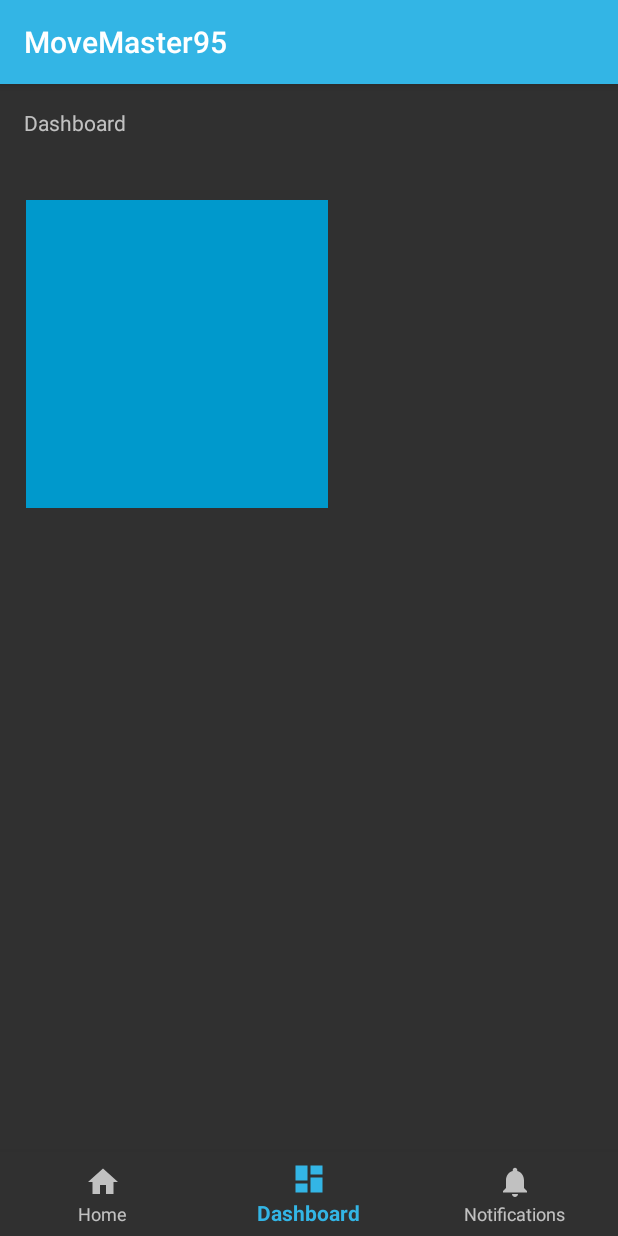
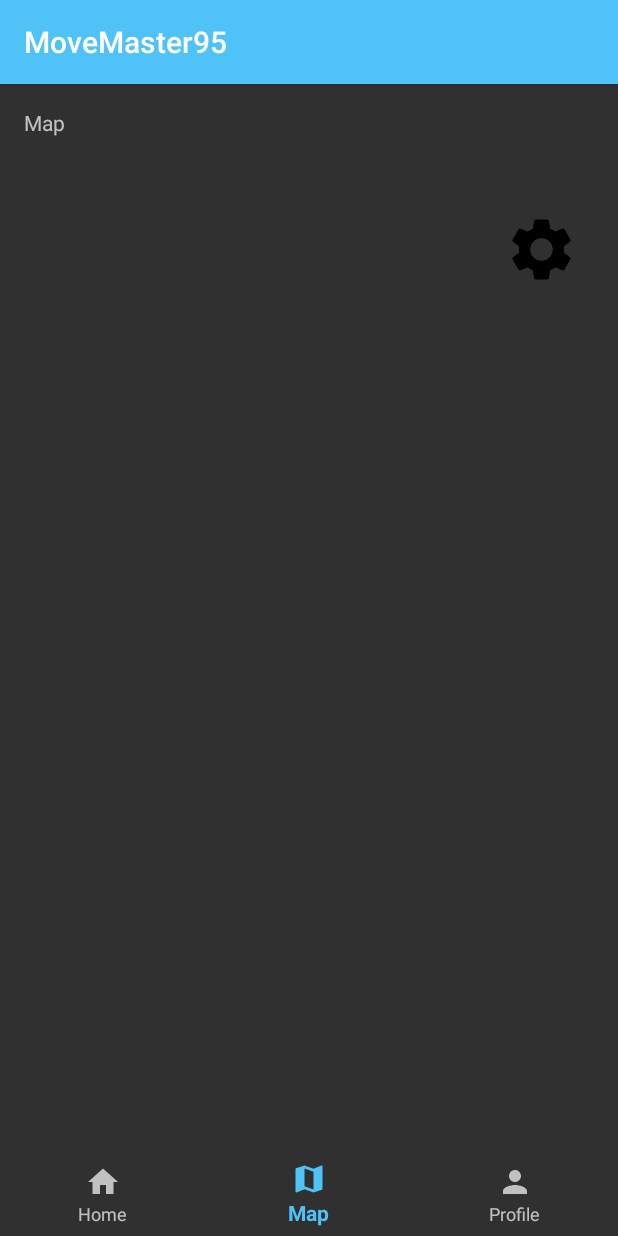
Before and after one commit to Penys/MoveMaster95, an Android app: the screen it shows after launch (MainActivity), item 2 of the bottom bar chosen, on a phone screen of 412 x 824 dp. Run offline under Robolectric (Android 15) with nearby library versions, the phone set to English and light mode, and no system bars.

Commit message:
added relevant icons to tabs and a settings button for shard preferences

```diff
--- a/app/src/main/java/com/penys/fi/movemaster95/HomeFragment.kt
+++ b/app/src/main/java/com/penys/fi/movemaster95/HomeFragment.kt
@@ -7,6 +7,7 @@
 import android.view.ViewGroup
 import android.widget.Button
 import android.widget.EditText
+import android.widget.ImageView
 
 class HomeFragment : Fragment() {
 
@@ -20,7 +21,7 @@
 
 
         val view = inflater!!.inflate(R.layout.home_layout, container, false)
-
+        val settingsButton = view?.findViewById<ImageView>(R.id.settings_button)
 
 
         return view
--- a/app/src/main/java/com/penys/fi/movemaster95/MainActivity.kt
+++ b/app/src/main/java/com/penys/fi/movemaster95/MainActivity.kt
@@ -12,42 +12,33 @@
     private val mOnNavigationItemSelectedListener = BottomNavigationView.OnNavigationItemSelectedListener { item ->
         when (item.itemId) {
             R.id.navigation_home -> {
-                message.setText(R.string.title_home)
+                message.text = "Home"
                 val homeFragment = HomeFragment()
                 val transaction = manager.beginTransaction()
 
-
                 transaction.replace(R.id.fragment_container,homeFragment)
-
                 transaction.addToBackStack(null)
-
                 transaction.commit()
 
                 return@OnNavigationItemSelectedListener true
             }
-            R.id.navigation_dashboard -> {
-                message.setText(R.string.title_dashboard)
+            R.id.navigation_map -> {
+                message.text = "Map"
                 val mapFragment = MapFragment()
                 val transaction = manager.beginTransaction()
 
-
                 transaction.replace(R.id.fragment_container,mapFragment)
-
                 transaction.addToBackStack(null)
-
                 transaction.commit()
                 return@OnNavigationItemSelectedListener true
             }
-            R.id.navigation_notifications -> {
-                message.setText(R.string.title_notifications)
+            R.id.navigation_profile -> {
+                message.text = "Profile"
                 val statsFragment = StatsFragment()
                 val transaction = manager.beginTransaction()
 
-
                 transaction.replace(R.id.fragment_container,statsFragment)
-
                 transaction.addToBackStack(null)
-
                 transaction.commit()
 
                 return@OnNavigationItemSelectedListener true
--- a/app/src/main/java/com/penys/fi/movemaster95/StatsFragment.kt
+++ b/app/src/main/java/com/penys/fi/movemaster95/StatsFragment.kt
@@ -5,6 +5,7 @@
 import android.view.LayoutInflater
 import android.view.View
 import android.view.ViewGroup
+import android.widget.ImageView
 
 class StatsFragment : Fragment() {
 
@@ -12,12 +13,12 @@
     override fun onCreate(savedInstanceState: Bundle?) {
         super.onCreate(savedInstanceState)
 
-
     }
 
     override fun onCreateView(inflater: LayoutInflater, container: ViewGroup?, savedInstanceState: Bundle?): View? {
 
         val view = inflater!!.inflate(R.layout.stats_layout,container,false)
+        val settingsButton = view?.findViewById<ImageView>(R.id.settings_button)
 
         return view
 
--- /dev/null
+++ b/app/src/main/res/drawable/baseline_home_24.xml
@@ -0,0 +1,10 @@
+<vector xmlns:android="http://schemas.android.com/apk/res/android"
+        android:width="24dp"
+        android:height="24dp"
+        android:viewportWidth="24.0"
+        android:viewportHeight="24.0"
+        android:tint="?attr/colorControlNormal">
+    <path
+        android:fillColor="@android:color/white"
+        android:pathData="M10,20v-6h4v6h5v-8h3L12,3 2,12h3v8z"/>
+</vector>
--- /dev/null
+++ b/app/src/main/res/drawable/baseline_map_24.xml
@@ -0,0 +1,10 @@
+<vector xmlns:android="http://schemas.android.com/apk/res/android"
+        android:width="24dp"
+        android:height="24dp"
+        android:viewportWidth="24.0"
+        android:viewportHeight="24.0"
+        android:tint="?attr/colorControlNormal">
+    <path
+        android:fillColor="@android:color/white"
+        android:pathData="M20.5,3l-0.16,0.03L15,5.1 9,3 3.36,4.9c-0.21,0.07 -0.36,0.25 -0.36,0.48V20.5c0,0.28 0.22,0.5 0.5,0.5l0.16,-0.03L9,18.9l6,2.1 5.64,-1.9c0.21,-0.07 0.36,-0.25 0.36,-0.48V3.5c0,-0.28 -0.22,-0.5 -0.5,-0.5zM15,19l-6,-2.11V5l6,2.11V19z"/>
+</vector>
--- /dev/null
+++ b/app/src/main/res/drawable/baseline_person_24.xml
@@ -0,0 +1,10 @@
+<vector xmlns:android="http://schemas.android.com/apk/res/android"
+        android:width="24dp"
+        android:height="24dp"
+        android:viewportWidth="24.0"
+        android:viewportHeight="24.0"
+        android:tint="?attr/colorControlNormal">
+    <path
+        android:fillColor="@android:color/white"
+        android:pathData="M12,12c2.21,0 4,-1.79 4,-4s-1.79,-4 -4,-4 -4,1.79 -4,4 1.79,4 4,4zM12,14c-2.67,0 -8,1.34 -8,4v2h16v-2c0,-2.66 -5.33,-4 -8,-4z"/>
+</vector>
--- a/app/src/main/res/layout/stats_layout.xml
+++ b/app/src/main/res/layout/stats_layout.xml
@@ -7,10 +7,12 @@
     android:layout_height="match_parent">
 
     <ImageView
-        android:id="@+id/imageView"
-        android:layout_width="201dp"
-        android:layout_height="205dp"
-        app:srcCompat="@android:color/holo_blue_dark"
-        tools:layout_editor_absoluteX="92dp"
-        tools:layout_editor_absoluteY="144dp" />
+        android:id="@+id/settings_button"
+        android:layout_width="51dp"
+        android:layout_height="50dp"
+        android:layout_marginEnd="8dp"
+        android:layout_marginTop="8dp"
+        app:layout_constraintEnd_toEndOf="parent"
+        app:layout_constraintTop_toTopOf="parent"
+        app:srcCompat="@drawable/baseline_settings_black_48" />
 </android.support.constraint.ConstraintLayout>
--- a/app/src/main/res/menu/navigation.xml
+++ b/app/src/main/res/menu/navigation.xml
@@ -3,17 +3,17 @@
 
     <item
         android:id="@+id/navigation_home"
-        android:icon="@drawable/ic_home_black_24dp"
+        android:icon="@drawable/baseline_home_24"
         android:title="@string/title_home" />
 
     <item
-        android:id="@+id/navigation_dashboard"
-        android:icon="@drawable/ic_dashboard_black_24dp"
-        android:title="@string/title_dashboard" />
+        android:id="@+id/navigation_map"
+        android:icon="@drawable/baseline_map_24"
+        android:title="@string/title_map" />
 
     <item
-        android:id="@+id/navigation_notifications"
-        android:icon="@drawable/ic_notifications_black_24dp"
-        android:title="@string/title_notifications" />
+        android:id="@+id/navigation_profile"
+        android:icon="@drawable/baseline_person_24"
+        android:title="@string/title_profile" />
 
 </menu>
--- a/app/src/main/res/values/strings.xml
+++ b/app/src/main/res/values/strings.xml
@@ -1,6 +1,6 @@
 <resources>
     <string name="app_name">MoveMaster95</string>
     <string name="title_home">Home</string>
-    <string name="title_dashboard">Dashboard</string>
-    <string name="title_notifications">Notifications</string>
+    <string name="title_map">Map</string>
+    <string name="title_profile">Profile</string>
 </resources>
--- a/app/src/main/res/values/styles.xml
+++ b/app/src/main/res/values/styles.xml
@@ -3,9 +3,9 @@
     <!-- Base application theme. -->
     <style name="AppTheme" parent="Base.Theme.AppCompat">
         <!-- Customize your theme here. -->
-        <item name="colorPrimary">@color/colorPrimary</item>
-        <item name="colorPrimaryDark">@color/colorPrimaryDark</item>
-        <item name="colorAccent">@color/colorAccent</item>
+        <item name="colorPrimary">@color/primaryColor</item>
+        <item name="colorPrimaryDark">@color/primaryDarkColor</item>
+        <item name="colorAccent">@color/secondaryColor</item>
     </style>
 
     <style name="movemaster95_theme" parent="AppTheme" />
```
Also changed, not shown: app/src/main/res/drawable/baseline_settings_black_48.png (added).
